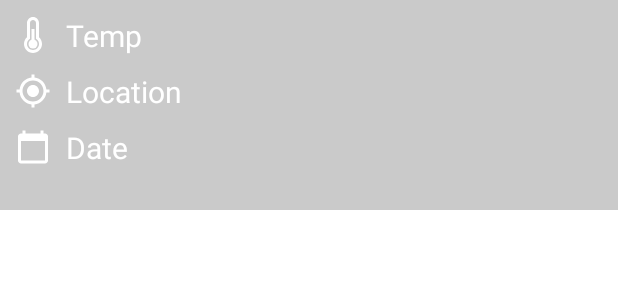
After one commit to mostafa4444/Photo_Weather_Creator, an Android app: the layout overlay_layout.xml on its own in the app's theme, with its tools: preview values and no code run, on a phone screen of 412 x 824 dp. The commit adds this screen. Shown: the top 300 px of the screen. Run offline under Robolectric (Android 15) with nearby library versions, the phone set to English and light mode, and no system bars.

```diff
--- a/app/build.gradle.kts
+++ b/app/build.gradle.kts
@@ -81,6 +81,8 @@ dependencies {
     // Add Location Service GMS
     implementation(GmsServices.locationService)
 
+    implementation("com.github.dhaval2404:imagepicker:2.1")
+
 
 
     testImplementation("junit:junit:4.13.2")
--- /dev/null
+++ b/app/src/main/res/drawable/ic_baseline_calendar_today_24.xml
@@ -0,0 +1,5 @@
+<vector android:height="24dp" android:tint="#FFFFFF"
+    android:viewportHeight="24" android:viewportWidth="24"
+    android:width="24dp" xmlns:android="http://schemas.android.com/apk/res/android">
+    <path android:fillColor="@android:color/white" android:pathData="M20,3h-1L19,1h-2v2L7,3L7,1L5,1v2L4,3c-1.1,0 -2,0.9 -2,2v16c0,1.1 0.9,2 2,2h16c1.1,0 2,-0.9 2,-2L22,5c0,-1.1 -0.9,-2 -2,-2zM20,21L4,21L4,8h16v13z"/>
+</vector>
--- /dev/null
+++ b/app/src/main/res/drawable/ic_baseline_my_location_24.xml
@@ -0,0 +1,5 @@
+<vector android:height="24dp" android:tint="#FFFFFF"
+    android:viewportHeight="24" android:viewportWidth="24"
+    android:width="24dp" xmlns:android="http://schemas.android.com/apk/res/android">
+    <path android:fillColor="@android:color/white" android:pathData="M12,8c-2.21,0 -4,1.79 -4,4s1.79,4 4,4 4,-1.79 4,-4 -1.79,-4 -4,-4zM20.94,11c-0.46,-4.17 -3.77,-7.48 -7.94,-7.94L13,1h-2v2.06C6.83,3.52 3.52,6.83 3.06,11L1,11v2h2.06c0.46,4.17 3.77,7.48 7.94,7.94L11,23h2v-2.06c4.17,-0.46 7.48,-3.77 7.94,-7.94L23,13v-2h-2.06zM12,19c-3.87,0 -7,-3.13 -7,-7s3.13,-7 7,-7 7,3.13 7,7 -3.13,7 -7,7z"/>
+</vector>
--- /dev/null
+++ b/app/src/main/res/drawable/ic_temp.xml
@@ -0,0 +1,15 @@
+<vector xmlns:android="http://schemas.android.com/apk/res/android"
+    android:width="50dp"
+    android:height="50dp"
+    android:viewportWidth="512"
+    android:viewportHeight="512">
+    <path
+        android:fillColor="#FFFFFF"
+        android:pathData="M341.333,288.593V85.333C341.333,38.205 303.128,0 256,0s-85.333,38.205 -85.333,85.333v203.259C144.48,312.03 128,346.091 128,384c0,70.693 57.308,128 128,128s128,-57.307 128,-128C384,346.091 367.52,312.03 341.333,288.593zM256,469.333c-47.128,0 -85.333,-38.205 -85.333,-85.333c0,-24.637 10.441,-47.492 28.455,-63.615l14.212,-12.72V85.333c0,-23.564 19.103,-42.667 42.667,-42.667s42.667,19.102 42.667,42.667v222.332l14.212,12.72c18.014,16.123 28.455,38.977 28.455,63.615C341.333,431.128 303.128,469.333 256,469.333z"/>
+    <path
+        android:fillColor="#FFFFFF"
+        android:pathData="M234.667,170.667h42.667v256h-42.667z"/>
+    <path
+        android:fillColor="#FFFFFF"
+        android:pathData="M256,384m-64,0a64,64 0,1 1,128 0a64,64 0,1 1,-128 0"/>
+</vector>
--- a/app/src/main/res/layout/fragment_home.xml
+++ b/app/src/main/res/layout/fragment_home.xml
@@ -5,6 +5,7 @@
     android:layout_height="match_parent">
 
     <TextView
+        android:id="@+id/test"
         android:textSize="20sp"
         android:layout_width="match_parent"
         android:layout_height="match_parent"
--- /dev/null
+++ b/app/src/main/res/layout/overlay_layout.xml
@@ -0,0 +1,93 @@
+<?xml version="1.0" encoding="utf-8"?>
+<androidx.constraintlayout.widget.ConstraintLayout
+    android:id="@+id/container"
+    android:padding="10dp"
+    app:layout_constraintStart_toStartOf="parent"
+    app:layout_constraintEnd_toEndOf="parent"
+    app:layout_constraintBottom_toTopOf="@id/saveBtn"
+    android:background="#402E2E2E"
+    android:layout_width="match_parent"
+    android:layout_height="140dp"
+    xmlns:android="http://schemas.android.com/apk/res/android"
+    tools:visibility="visible"
+    android:visibility="gone"
+    xmlns:app="http://schemas.android.com/apk/res-auto"
+    xmlns:tools="http://schemas.android.com/tools">
+
+    <LinearLayout
+        android:id="@+id/temp_lr"
+        android:gravity="center"
+        android:layout_width="wrap_content"
+        android:layout_height="wrap_content"
+        android:orientation="horizontal"
+        app:layout_constraintStart_toStartOf="parent"
+        app:layout_constraintTop_toTopOf="parent">
+
+        <ImageView
+            android:layout_width="24dp"
+            android:layout_height="24dp"
+            android:src="@drawable/ic_temp" />
+
+        <androidx.appcompat.widget.AppCompatTextView
+            android:layout_width="wrap_content"
+            android:layout_height="wrap_content"
+            android:baselineAligned="false"
+            android:paddingStart="10dp"
+            android:text="Temp"
+            android:textColor="#ffffff"
+
+            android:textSize="20sp" />
+    </LinearLayout>
+
+
+    <LinearLayout
+        android:paddingTop="10dp"
+        android:id="@+id/country_lr"
+        android:gravity="center"
+        android:layout_width="wrap_content"
+        android:layout_height="wrap_content"
+        android:orientation="horizontal"
+        app:layout_constraintStart_toStartOf="parent"
+        app:layout_constraintTop_toBottomOf="@id/temp_lr">
+
+        <ImageView
+            android:layout_width="24dp"
+            android:layout_height="24dp"
+            android:src="@drawable/ic_baseline_my_location_24" />
+
+        <androidx.appcompat.widget.AppCompatTextView
+            android:layout_width="wrap_content"
+            android:layout_height="wrap_content"
+            android:baselineAligned="false"
+            android:paddingStart="10dp"
+            android:text="Location"
+            android:textColor="#ffffff"
+
+            android:textSize="20sp" />
+    </LinearLayout>
+
+    <LinearLayout
+        android:paddingTop="10dp"
+        android:id="@+id/date_lr"
+        android:gravity="center"
+        android:layout_width="wrap_content"
+        android:layout_height="wrap_content"
+        android:orientation="horizontal"
+        app:layout_constraintStart_toStartOf="parent"
+        app:layout_constraintTop_toBottomOf="@id/country_lr">
+
+        <ImageView
+            android:layout_width="24dp"
+            android:layout_height="24dp"
+            android:src="@drawable/ic_baseline_calendar_today_24" />
+
+        <androidx.appcompat.widget.AppCompatTextView
+            android:layout_width="wrap_content"
+            android:layout_height="wrap_content"
+            android:paddingStart="10dp"
+            android:text="Date"
+            android:textColor="#ffffff"
+
+            android:textSize="20sp" />
+    </LinearLayout>
+</androidx.constraintlayout.widget.ConstraintLayout>
--- a/app/src/main/res/values/strings.xml
+++ b/app/src/main/res/values/strings.xml
@@ -4,5 +4,7 @@
     <string name="permission_dialog_title">Permission Required</string>
     <string name="permission_dialog_positive">Settings</string>
     <string name="permission_dialog_negative">Quit App</string>
+    <!-- TODO: Remove or change this placeholder text -->
+    <string name="hello_blank_fragment">Hello blank fragment</string>
 
 </resources>
--- /dev/null
+++ b/app/src/main/res/xml/file_paths.xml
@@ -0,0 +1,6 @@
+<?xml version="1.0" encoding="utf-8"?>
+<paths>
+    <external-path
+        name="external"
+        path="."/>
+</paths>
--- a/buildSrc/src/main/java/Android.kt
+++ b/buildSrc/src/main/java/Android.kt
@@ -1,7 +1,7 @@
 object Android {
     const val appId = "com.weather.photoCreator"
     const val compileSdk = 33
-    const val minSdk = 23
+    const val minSdk = 21
     const val targetSdk = 33
     const val versionCode = 1
     const val versionName = "1.0"
--- a/buildSrc/src/main/java/AndroidX.kt
+++ b/buildSrc/src/main/java/AndroidX.kt
@@ -2,7 +2,7 @@ object AndroidX {
     private const val coreKtxVersion = "1.9.0"
     const val coreKtx = "androidx.core:core-ktx:$coreKtxVersion"
 
-    private const val appCompatVersion = "1.6.0"
+    private const val appCompatVersion = "1.4.1"
     const val appCompat = "androidx.appcompat:appcompat:$appCompatVersion"
 
     private const val lifeCycleVersion = "2.5.1"
```
Also changed, not shown: app/src/main/AndroidManifest.xml (+13 -2 lines), app/src/main/java/com/weather/photoCreator/ui/weather/fragments/HomeFragment.kt (+5 -20 lines), app/src/main/java/com/weather/photoCreator/ui/weather/fragments/SelectImageFragment.kt (added, +76 -0 lines), app/src/main/res/layout/fragment_select_image.xml (added, +36 -0 lines), app/src/main/res/navigation/weather_nav_graph.xml (+9 -1 lines).
